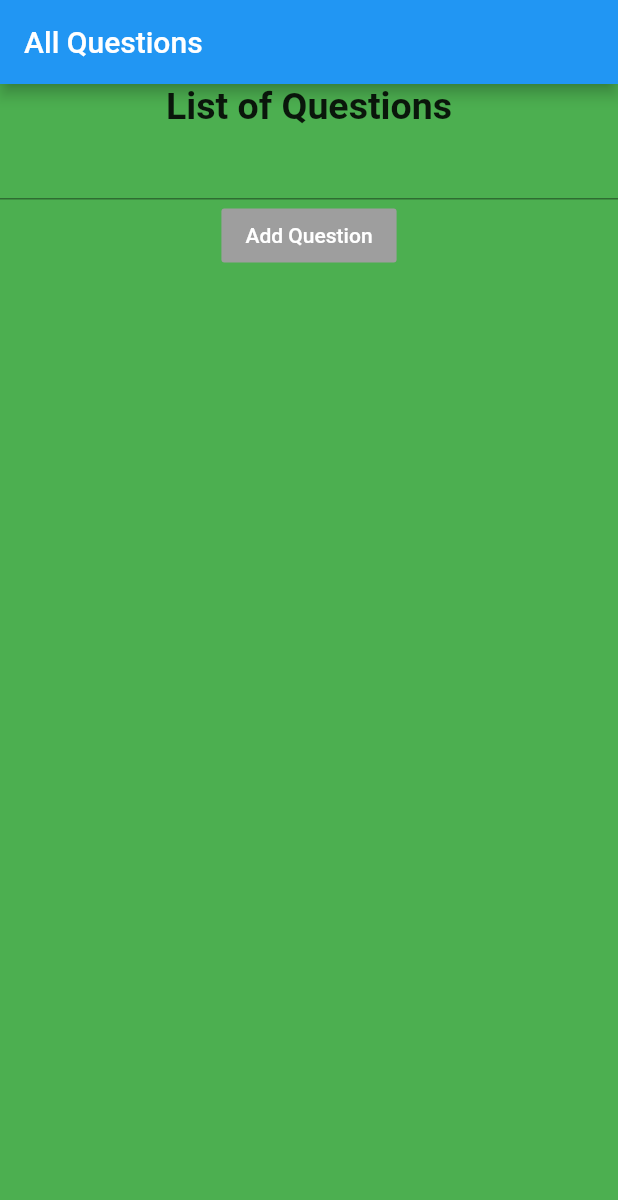
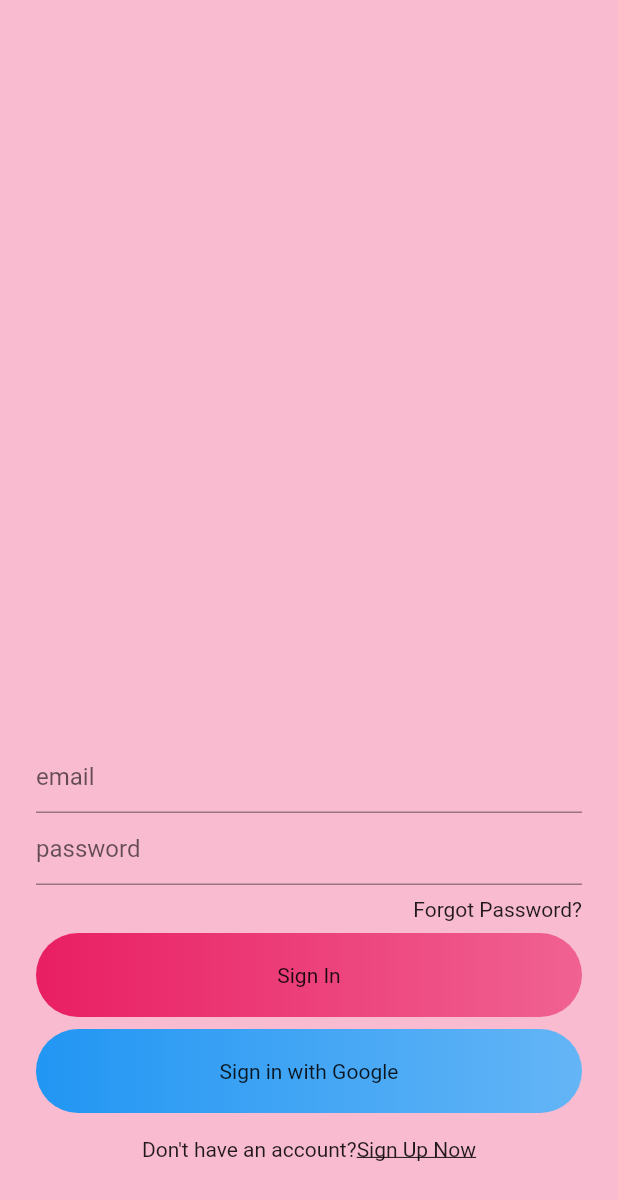
Before and after one commit to benha0898/capstone, a Flutter app: the screen it shows after launch, on a phone screen of 412 x 824 dp. Shown: the top 1200 px of the screen. Run offline on Flutter 3.47's test engine with Material 2 defaults, Android fonts, the phone set to English and light mode, and no system bars; our stand-ins replace firebase_auth, firebase_core, firebase_database; accounts and stored records are empty.

Commit message:
signIn and signUp screens

```diff
--- /dev/null
+++ b/lib/appUser/appUser.dart
@@ -0,0 +1,5 @@
+class AppUser {
+  String userId;
+
+  AppUser({this.userId});
+}
--- /dev/null
+++ b/lib/authentication/signin.dart
@@ -0,0 +1,78 @@
+//import 'package:CapstoneProject/widgets/widgets.dart';
+import 'package:flutter/material.dart';
+
+class SignIn extends StatefulWidget {
+  @override
+  _SignInState createState() => _SignInState();
+}
+
+class _SignInState extends State<SignIn> {
+  @override
+  Widget build(BuildContext context) {
+    return Scaffold(
+        backgroundColor: Colors.pink[100],
+        body: Container(
+          alignment: Alignment.bottomCenter,
+          padding: EdgeInsets.symmetric(horizontal: 24),
+          child: Column(
+            mainAxisSize: MainAxisSize.min,
+            children: [
+              TextField(
+                style: TextStyle(color: Colors.black),
+                decoration:
+                    InputDecoration(hintText: "email"), //InputDecoration
+              ), //TextField
+              TextField(
+                obscureText: true,
+                style: TextStyle(color: Colors.black),
+                decoration: InputDecoration(hintText: "password"),
+              ),
+              SizedBox(
+                height: 8,
+              ),
+              Container(
+                alignment: Alignment.topRight,
+                child: Text("Forgot Password?"),
+              ),
+              SizedBox(
+                height: 8,
+              ),
+              Container(
+                alignment: Alignment.center,
+                width: MediaQuery.of(context).size.width,
+                padding: EdgeInsets.symmetric(vertical: 20),
+                decoration: BoxDecoration(
+                  gradient:
+                      LinearGradient(colors: [Colors.pink, Colors.pink[300]]),
+                  borderRadius: BorderRadius.circular(30),
+                ),
+                child: Text("Sign In"),
+              ),
+              SizedBox(
+                height: 8,
+              ),
+              Container(
+                alignment: Alignment.center,
+                width: MediaQuery.of(context).size.width,
+                padding: EdgeInsets.symmetric(vertical: 20),
+                decoration: BoxDecoration(
+                  gradient:
+                      LinearGradient(colors: [Colors.blue, Colors.blue[300]]),
+                  borderRadius: BorderRadius.circular(30),
+                ),
+                child: Text("Sign in with Google"),
+              ),
+              SizedBox(height: 16),
+              Row(mainAxisAlignment: MainAxisAlignment.center, children: [
+                Text("Don't have an account?"),
+                Text(
+                  "Sign Up Now",
+                  style: TextStyle(decoration: TextDecoration.underline),
+                )
+              ]),
+              SizedBox(height: 50),
+            ],
+          ),
+        ));
+  }
+}
--- a/lib/main.dart
+++ b/lib/main.dart
@@ -1,6 +1,7 @@
+import 'package:CapstoneProject/authentication/signin.dart';
+//import 'package:CapstoneProject/authentication/signup.dart';
 import 'package:flutter/material.dart';
 
-import 'customDatabase.dart';
 
 void main() => runApp(MyApp());
 
@@ -8,7 +9,7 @@ class MyApp extends StatelessWidget {
   @override
   Widget build(BuildContext context) {
     return MaterialApp(
-      home: CustomData(),
+      home: SignIn(),
     );
   }
 }
--- a/pubspec.yaml
+++ b/pubspec.yaml
@@ -31,6 +31,7 @@ dependencies:
   firebase_database: ^4.1.1
   firebase_core: ^0.5.0
   firebase_analytics: ^5.0.11
+  firebase_auth: 0.18.1+2
 
 dev_dependencies:
   flutter_test:
```
Also changed, not shown: lib/authentication/signup.dart (added, +152 -0 lines), lib/services/auth.dart (added, +50 -0 lines), pubspec.lock.
